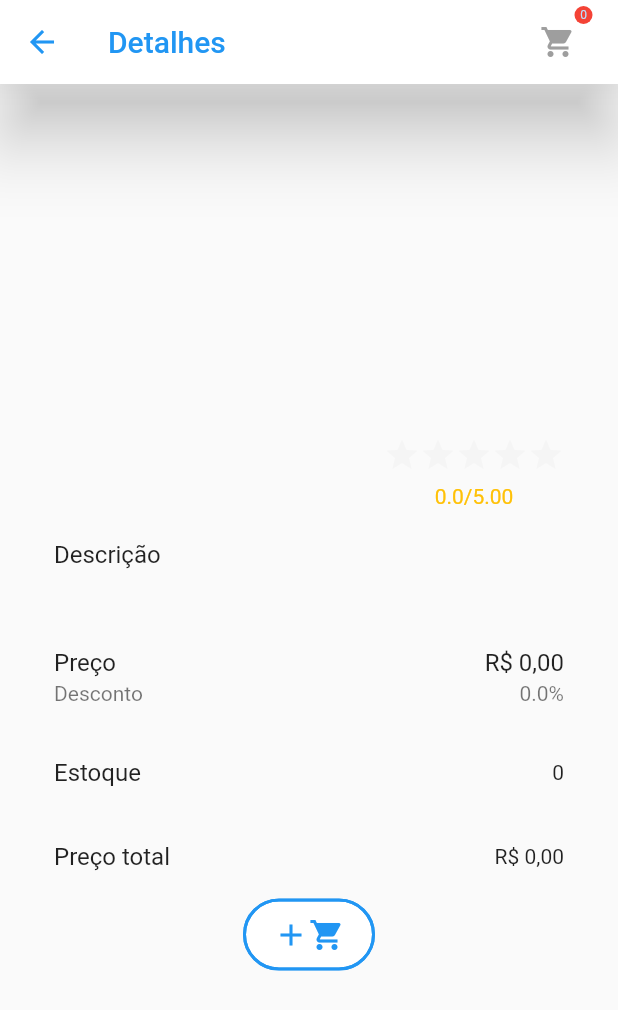
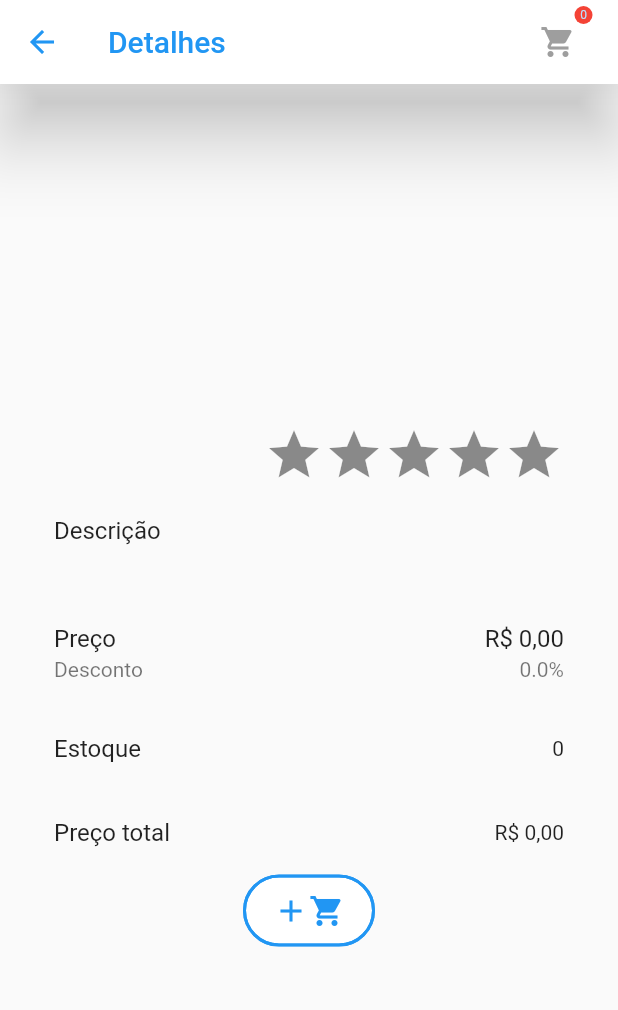
Before and after one commit to julialuciani/shopping_cart, a Flutter app: the DetailsPage screen opened directly with empty values, on a phone screen of 412 x 824 dp. Shown: the top 1010 px of the screen. Run offline on Flutter 3.47's test engine with Material 2 defaults, Android fonts, the light colour scheme and no system bars; drawn by our look-alikes of carousel_slider, flutter_rating_bar; our stand-ins replace brasil_fields, dio, flutter_riverpod; network calls fail.

Commit message:
feat: adding package flutter rating bar

```diff
--- a/lib/details_page/widgets/rating_stars.dart
+++ b/lib/details_page/widgets/rating_stars.dart
@@ -1,4 +1,5 @@
 import 'package:flutter/material.dart';
+import 'package:flutter_rating_bar/flutter_rating_bar.dart';
 
 class RatingStars extends StatelessWidget {
   final double rating;
@@ -9,71 +10,23 @@ class RatingStars extends StatelessWidget {
 
   @override
   Widget build(BuildContext context) {
-    return Stack(
-      children: [
-        Column(
-          children: [
-            SizedBox(
-              width: 120,
-              height: 40,
-              child: ListView.builder(
-                scrollDirection: Axis.horizontal,
-                itemCount: 5,
-                itemBuilder: (context, index) {
-                  return Icon(
-                    Icons.star,
-                    color: Colors.grey.shade100,
-                  );
-                },
-              ),
-            ),
-            Text(
-              '${rating.toString()}/5.00',
-              style: const TextStyle(color: Colors.amber),
-            ),
-          ],
+    return RatingBar(
+      minRating: 1,
+      maxRating: 5,
+      initialRating: rating,
+      allowHalfRating: true,
+      ratingWidget: RatingWidget(
+        full: const Icon(
+          Icons.star,
+          color: Colors.amber,
         ),
-        Positioned(
-          child: SizedBox(
-            width: 120,
-            height: 50,
-            child: ListView.builder(
-              scrollDirection: Axis.horizontal,
-              itemCount: rating.toInt(),
-              itemBuilder: (context, index) {
-                return const Icon(
-                  Icons.star,
-                  color: Colors.amber,
-                );
-              },
-            ),
-          ),
+        half: const Icon(
+          Icons.star_half,
+          color: Colors.amber,
         ),
-        Positioned(
-          child: SizedBox(
-            width: 120,
-            height: 50,
-            child: ListView.builder(
-              scrollDirection: Axis.horizontal,
-              itemCount: isStarHalf(rating),
-              itemBuilder: (context, index) {
-                return const Icon(
-                  Icons.star_half_sharp,
-                  color: Colors.amber,
-                );
-              },
-            ),
-          ),
-        ),
-      ],
+        empty: const Icon(Icons.star),
+      ),
+      onRatingUpdate: (value) {},
     );
   }
 }
-
-int isStarHalf(double rating) {
-  if (rating.toInt() - rating != 0) {
-    return rating.toInt() + 1;
-  } else {
-    return 0;
-  }
-}
--- a/pubspec.yaml
+++ b/pubspec.yaml
@@ -47,6 +47,7 @@ dependencies:
   provider: ^6.0.5
   brasil_fields: ^1.9.0
   http: ^0.13.5
+  flutter_rating_bar: ^4.0.1
 
 
 
```
Also changed, not shown: pubspec.lock.
